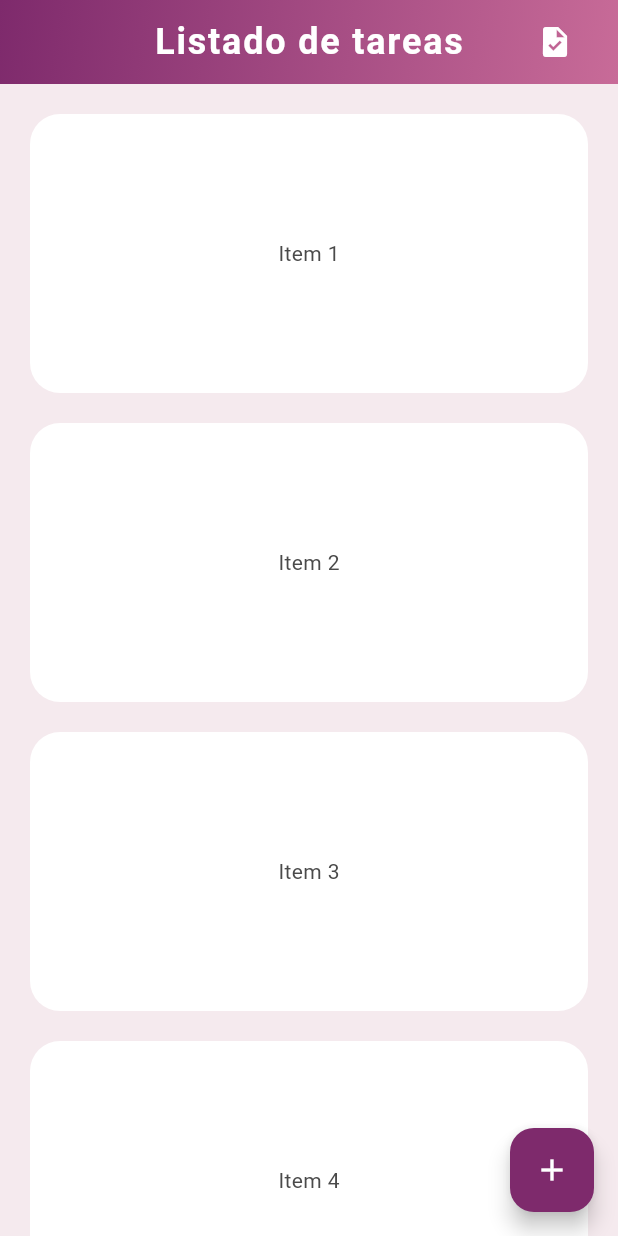
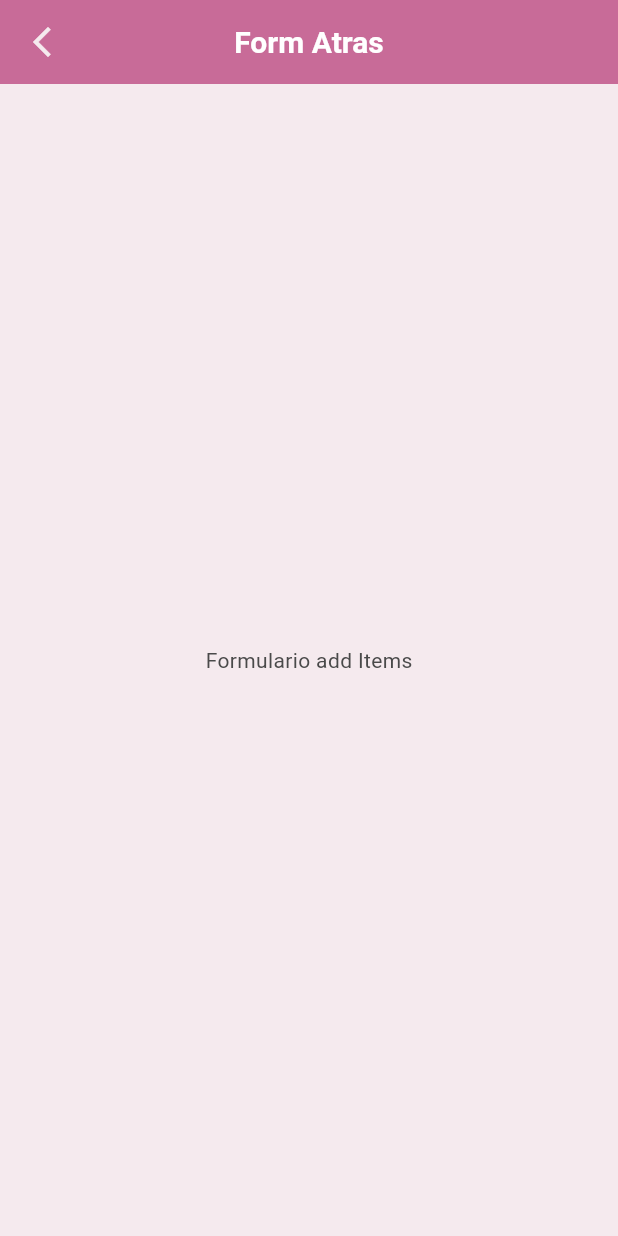
Before and after one commit to RutaPragma/basic_app, a Flutter app: the screen it shows after launch, after a tap on the "add" icon, on a phone screen of 412 x 824 dp. Run offline on Flutter 3.47's test engine with Material 3 defaults, Android fonts, the phone set to English and light mode, and no system bars; our stand-ins replace drift, get_it, go_router; accounts and stored records are empty; generated files the repository leaves out were written again.

Commit message:
add routes and navegation

```diff
--- /dev/null
+++ b/devtools_options.yaml
@@ -0,0 +1,3 @@
+description: This file stores settings for Dart & Flutter DevTools.
+documentation: https://docs.flutter.dev/tools/devtools/extensions#configure-extension-enablement-states
+extensions:
--- /dev/null
+++ b/lib/app.dart
@@ -0,0 +1,27 @@
+import 'package:flutter/material.dart';
+
+import 'package:basic_app/core/localization/app_localizations.dart';
+import 'package:basic_app/core/theme/app_theme.dart';
+import 'package:flutter_localizations/flutter_localizations.dart';
+import 'package:basic_app/routes/app_router.dart';
+
+class MyApp extends StatelessWidget {
+  const MyApp({super.key});
+
+  @override
+  Widget build(BuildContext context) {
+    return MaterialApp.router(
+      debugShowCheckedModeBanner: false,
+      theme: AppTheme.lightTheme,
+      title: 'BasicApp',
+      localizationsDelegates: const [
+        AppLocalizations.delegate,
+        GlobalMaterialLocalizations.delegate,
+        GlobalWidgetsLocalizations.delegate,
+        GlobalCupertinoLocalizations.delegate,
+      ],
+      routerConfig: appRouter,
+      supportedLocales: const [Locale('en'), Locale('es')],
+    );
+  }
+}
--- a/lib/features/items/data/models/item_model.dart
+++ b/lib/features/items/data/models/item_model.dart
@@ -38,4 +38,7 @@ class ItemModel {
       createdAt: e.createdAt,
     );
   }
+
+
+
 }
--- /dev/null
+++ b/lib/features/items/presentation/pages/card_list.dart
@@ -0,0 +1,101 @@
+import 'package:basic_app/core/localization/app_localizations.dart';
+import 'package:basic_app/features/items/data/models/item_model.dart';
+import 'package:basic_app/routes/routes.dart';
+import 'package:flutter/material.dart';
+import 'package:go_router/go_router.dart';
+
+class CardList extends StatefulWidget {
+  const CardList({super.key});
+
+  @override
+  State<CardList> createState() => _CardListState();
+}
+
+class _CardListState extends State<CardList> {
+  bool shadowColor = false;
+  double? scrolledUnderElevation;
+
+  final List<int> _items = List<int>.generate(300, (int index) => index);
+
+  final List<ItemModel> itemsModelList = [];
+
+  @override
+  Widget build(BuildContext context) {
+    final language = AppLocalizations.of(context);
+    return Scaffold(
+      appBar: AppBar(
+        title: Text(
+          language.translate('app_title'),
+          style: Theme.of(context).textTheme.headlineSmall?.copyWith(
+            color: Colors.white,
+            fontWeight: FontWeight.bold,
+            letterSpacing: 1.2,
+          ),
+        ),
+        centerTitle: true,
+        elevation: 0,
+        scrolledUnderElevation: 4,
+        flexibleSpace: Container(
+          decoration: BoxDecoration(
+            gradient: LinearGradient(
+              colors: [
+                Theme.of(context).colorScheme.primary,
+                Theme.of(context).appBarTheme.backgroundColor!,
+              ],
+              begin: Alignment.topLeft,
+              end: Alignment.bottomRight,
+            ),
+          ),
+        ),
+        actions: [
+          const Padding(
+            padding: EdgeInsetsGeometry.symmetric(horizontal: 30),
+            child: Icon(Icons.task, color: Colors.white),
+          ),
+        ],
+      ),
+
+      body: GridView.builder(
+        itemCount: _items.length,
+        padding: const EdgeInsets.all(20.0),
+        gridDelegate: const SliverGridDelegateWithFixedCrossAxisCount(
+          crossAxisCount: 1,
+          childAspectRatio: 2.0,
+          mainAxisSpacing: 20.0,
+          crossAxisSpacing: 10.0,
+        ),
+        itemBuilder: (BuildContext context, int index) {
+          itemsModelList.add(
+            ItemModel(
+              id: index,
+              title: 'Mi elemento $index',
+              price: double.parse(index.toString()),
+              description:
+                  'Ipsum sed quia minus dolores ut dignissimos. Nihil laboriosam debitis. Ut explicabo dicta consequatur minus quae. Quibusdam voluptates illum deserunt earum odit expedita ipsum id.',
+              category: 'Emmerich, Mills and Hand',
+              createdAt: DateTime.now(),
+            ),
+          );
+
+          final ItemModel itemModel = itemsModelList.elementAt(index);
+
+          return GestureDetector(
+            onTap: () => context.push(Routes.itemDetail, extra: itemModel),
+            child: Container(
+              alignment: Alignment.center,
+              decoration: BoxDecoration(
+                borderRadius: BorderRadius.circular(20.0),
+                color: Theme.of(context).colorScheme.onPrimaryContainer,
+              ),
+              child: Text(itemModel.title),
+            ),
+          );
+        },
+      ),
+      floatingActionButton: FloatingActionButton(
+        child: const Icon(Icons.add_outlined),
+        onPressed: () => context.push(Routes.itemForm),
+      ),
+    );
+  }
+}
--- /dev/null
+++ b/lib/features/items/presentation/pages/item_form.dart
@@ -0,0 +1,25 @@
+import 'package:flutter/material.dart';
+import 'package:go_router/go_router.dart';
+
+class ItemForm extends StatelessWidget {
+  const ItemForm({super.key});
+
+  @override
+  Widget build(BuildContext context) {
+    return Scaffold(
+      appBar: AppBar(
+        title: const Text('Form Atras'),
+        leading: IconButton(
+          icon: Icon(
+            Icons.arrow_back_ios_new,
+            color: Theme.of(context).colorScheme.secondary,
+          ),
+          onPressed: () {
+            context.pop(); // o context.pop() si usas GoRouter
+          },
+        ),
+      ),
+      body: const Center(child: Text('Formulario add Items')),
+    );
+  }
+}
--- /dev/null
+++ b/lib/features/items/presentation/pages/pages.dart
@@ -0,0 +1,3 @@
+export 'card_list.dart';
+export 'item_detail.dart';
+export 'item_form.dart';
--- a/lib/main.dart
+++ b/lib/main.dart
@@ -1,12 +1,8 @@
+import 'package:basic_app/app.dart';
 import 'package:basic_app/core/di/injector.dart';
-import 'package:basic_app/core/localization/app_localizations.dart';
-import 'package:basic_app/core/theme/app_theme.dart';
 import 'package:basic_app/features/items/presentation/state/items_provider.dart';
 import 'package:flutter/material.dart';
-import 'package:flutter_localizations/flutter_localizations.dart';
 import 'package:provider/provider.dart';
-
-final List<int> _items = List<int>.generate(300, (int index) => index);
 
 void main() async {
   WidgetsFlutterBinding.ensureInitialized();
@@ -20,111 +16,3 @@ void main() async {
     ),
   );
 }
-
-class MyApp extends StatelessWidget {
-  const MyApp({super.key});
-
-  @override
-  Widget build(BuildContext context) {
-    return MaterialApp(
-      debugShowCheckedModeBanner: false,
-      theme: AppTheme.lightTheme,
-      title: 'BasicApp',
-      localizationsDelegates: const [
-        AppLocalizations.delegate,
-        GlobalMaterialLocalizations.delegate,
-        GlobalWidgetsLocalizations.delegate,
-        GlobalCupertinoLocalizations.delegate,
-      ],
-      supportedLocales: const [Locale('en'), Locale('es')],
-      home: const HomePage(),
-    );
-  }
-}
-
-class HomePage extends StatefulWidget {
-  const HomePage({super.key});
-
-  @override
-  State<HomePage> createState() => _HomePageState();
-}
-
-class _HomePageState extends State<HomePage> {
-  bool shadowColor = false;
-
-  double? scrolledUnderElevation;
-
-  @override
-  Widget build(BuildContext context) {
-
-    final language = AppLocalizations.of(context);
-    return Scaffold(
-      appBar: AppBar(
-        title: Text(
-          language.translate('app_title'),
-          style: Theme.of(context).textTheme.headlineSmall?.copyWith(
-            color: Colors.white,
-            fontWeight: FontWeight.bold,
-            letterSpacing: 1.2,
-          ),
-        ),
-        centerTitle: true,
-        elevation: 0,
-        scrolledUnderElevation: 4,
-        flexibleSpace: Container(
-          decoration: BoxDecoration(
-            gradient: LinearGradient(
-              colors: [
-                Theme.of(context).colorScheme.primary,
-                Theme.of(context).appBarTheme.backgroundColor!,
-              ],
-              begin: Alignment.topLeft,
-              end: Alignment.bottomRight,
-            ),
-          ),
-        ),
-        actions: [
-          const Padding(
-            padding: EdgeInsetsGeometry.symmetric(horizontal: 30),
-            child: Icon(Icons.task, color: Colors.white),
-          ),
-        ],
-      ),
-
-      body: GridView.builder(
-        itemCount: _items.length,
-        padding: const EdgeInsets.all(20.0),
-        gridDelegate: const SliverGridDelegateWithFixedCrossAxisCount(
-          crossAxisCount: 1,
-          childAspectRatio: 2.0,
-          mainAxisSpacing: 20.0,
-          crossAxisSpacing: 10.0,
-        ),
-        itemBuilder: (BuildContext context, int index) {
-          return Container(
-            alignment: Alignment.center,
-            decoration: BoxDecoration(
-              borderRadius: BorderRadius.circular(20.0),
-              color: Theme.of(context).colorScheme.onPrimaryContainer,
-            ),
-            child: Text('Item ${index + 1}'),
-          );
-        },
-      ),
-      floatingActionButton: FloatingActionButton(
-        child: const Icon(Icons.add_outlined),
-        onPressed: () {
-          if (scrolledUnderElevation == null) {
-            setState(() {
-              scrolledUnderElevation = 4.0;
-            });
-          } else {
-            setState(() {
-              scrolledUnderElevation = scrolledUnderElevation! + 1.0;
-            });
-          }
-        },
-      ),
-    );
-  }
-}
--- /dev/null
+++ b/lib/routes/app_router.dart
@@ -0,0 +1,33 @@
+import 'dart:convert';
+
+import 'package:basic_app/features/items/data/mapper/item_model_mapper.dart';
+import 'package:basic_app/features/items/data/models/item_model.dart';
+import 'package:basic_app/features/items/presentation/pages/pages.dart';
+import 'package:basic_app/routes/routes.dart';
+import 'package:go_router/go_router.dart';
+
+final GoRouter appRouter = GoRouter(
+  initialLocation: Routes.home,
+  routes: [
+    GoRoute(
+      path: Routes.home,
+      name: 'item_card',
+      builder: (context, state) => const CardList(),
+    ),
+    GoRoute(
+      path: Routes.itemDetail,
+      name: 'item_detail',
+      builder: (context, state) {
+        final item = state.extra is ItemModel
+            ? state.extra as ItemModel
+            : ItemModelMapper().fromMap(json.decode(state.extra.toString()));
+        return ItemDetail(item: item);
+      },
+    ),
+    GoRoute(
+      path: Routes.itemForm,
+      name: 'Form',
+      builder: (context, state) => const ItemForm(),
+    ),
+  ],
+);
--- /dev/null
+++ b/lib/routes/routes.dart
@@ -0,0 +1,6 @@
+class Routes {
+  static const home = '/';
+  static const itemsCard = '/item_card';
+  static const itemForm = '/item_form';
+  static const itemDetail = '/item_detail';
+}
--- a/pubspec.yaml
+++ b/pubspec.yaml
@@ -21,6 +21,7 @@ dependencies:
   get_it: ^8.2.0
   provider: ^6.1.5+1
   path: ^1.9.1
+  go_router: ^16.2.2
 
 dev_dependencies:
   flutter_test:
```
Also changed, not shown: lib/features/items/data/mapper/item_model_mapper.dart (added, +25 -0 lines), lib/features/items/presentation/pages/item_detail.dart (added, +28 -0 lines), pubspec.lock, 2 other files.
